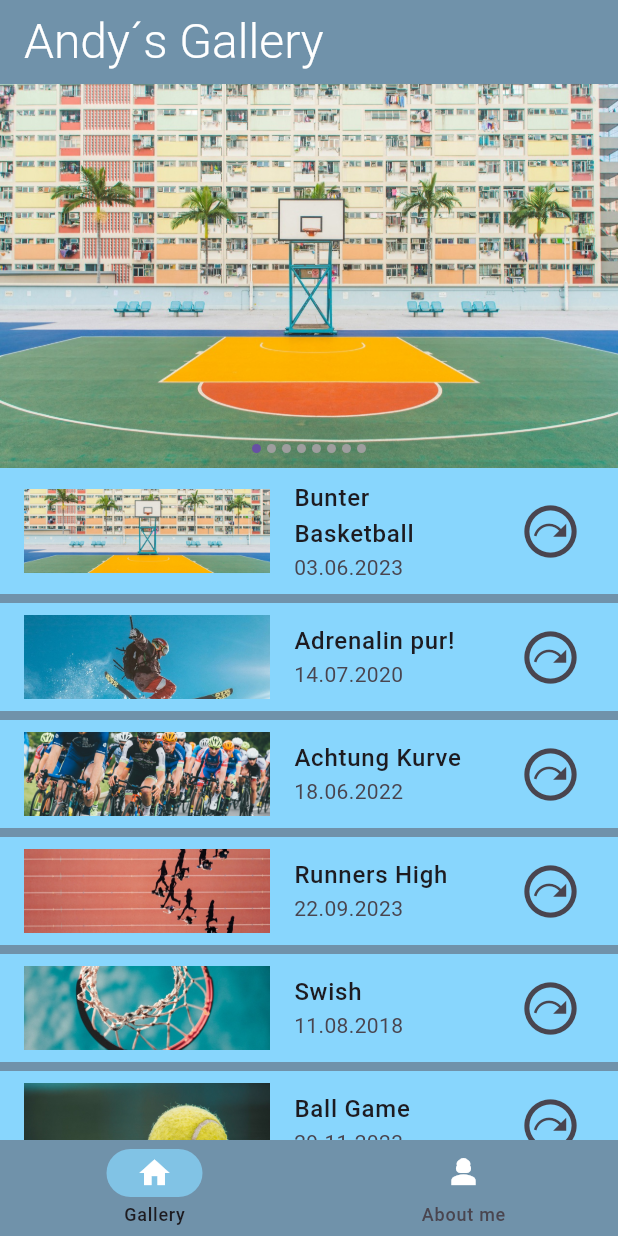
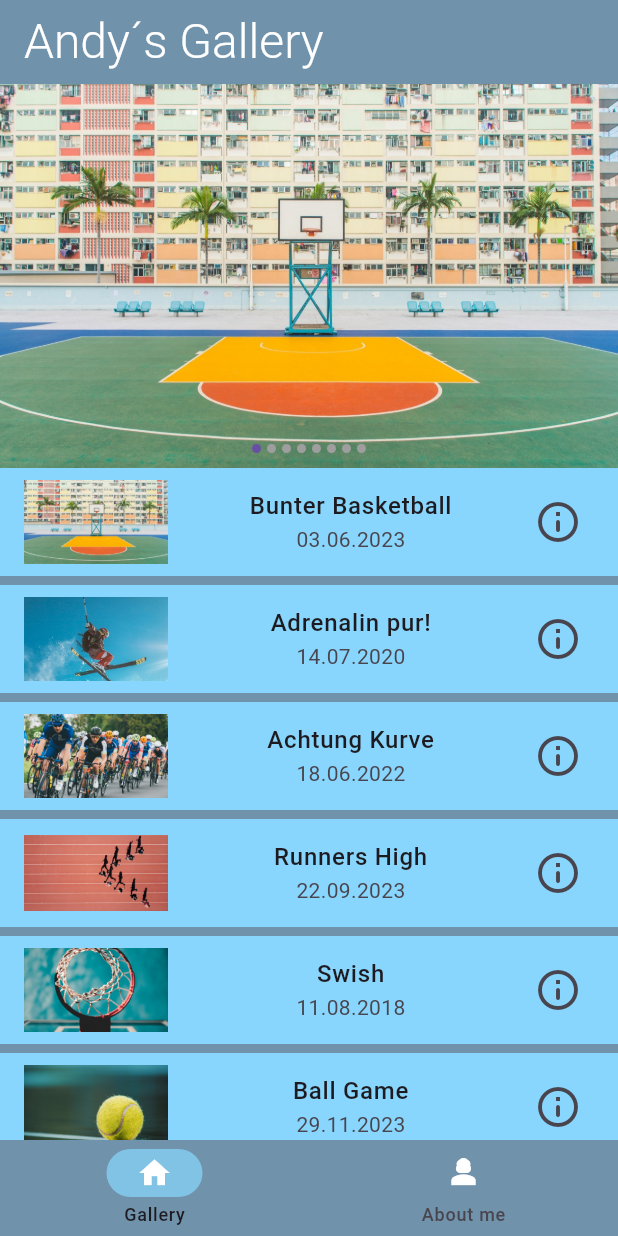
Before and after one commit to Dopa91/simple_gallery_app_dopatka, a Flutter app: the screen it shows after launch, after a tap on "Bildergalerie öffnen", on a phone screen of 412 x 824 dp. Run offline on Flutter 3.47's test engine with Material 3 defaults, Android fonts, the phone set to English and light mode, and no system bars; drawn by our look-alikes of flutter_image_slideshow.

Commit message:
updated due to design

```diff
--- a/lib/features/gallery/screens/my_gallery_page.dart
+++ b/lib/features/gallery/screens/my_gallery_page.dart
@@ -40,14 +40,18 @@ class MyGalleryPage extends StatelessWidget {
                 return ListTile(
                   title: Text(
                     dataList[index].imageTitle,
+                    textAlign: TextAlign.center,
                     style: const TextStyle(
                       fontWeight: FontWeight.w500,
                     ),
                   ),
-                  subtitle: Text(dataList[index].imageDate),
+                  subtitle: Text(
+                    dataList[index].imageDate,
+                    textAlign: TextAlign.center,
+                  ),
                   leading: Image.asset(
                     dataList[index].imagePath,
-                    width: 164,
+                    width: 96,
                     fit: BoxFit.cover,
                   ),
                   trailing: GestureDetector(
@@ -61,8 +65,8 @@ class MyGalleryPage extends StatelessWidget {
                         );
                       },
                       child: const Icon(
-                        Icons.next_plan_outlined,
-                        size: 42,
+                        Icons.info_outline_rounded,
+                        size: 32,
                       )),
                 );
               },
```
